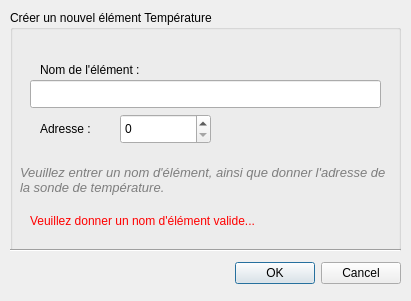
Above: data/DialogNewTemp.ui from calaos/calaos_installer before the change. Below: the same form after it.
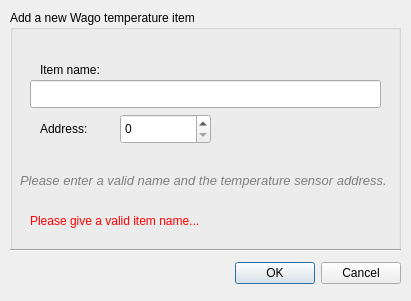
That is the form after the change. Icons and pictures are not drawn.

The edit to the form file:
```diff
--- a/data/DialogNewTemp.ui
+++ b/data/DialogNewTemp.ui
@@ -70,7 +70,7 @@
     </rect>
    </property>
    <property name="title">
-    <string>Créer un nouvel élément Température</string>
+    <string>Add a new Wago temperature item</string>
    </property>
    <widget class="QLabel" name="label">
     <property name="geometry">
@@ -82,7 +82,7 @@
      </rect>
     </property>
     <property name="text">
-     <string>Nom de l'élément :</string>
+     <string>Item name:</string>
     </property>
    </widget>
    <widget class="QLineEdit" name="edit_name">
@@ -177,8 +177,8 @@
      <string>&lt;!DOCTYPE HTML PUBLIC &quot;-//W3C//DTD HTML 4.0//EN&quot; &quot;http://www.w3.org/TR/REC-html40/strict.dtd&quot;&gt;
 &lt;html&gt;&lt;head&gt;&lt;meta name=&quot;qrichtext&quot; content=&quot;1&quot; /&gt;&lt;style type=&quot;text/css&quot;&gt;
 p, li { white-space: pre-wrap; }
-&lt;/style&gt;&lt;/head&gt;&lt;body style=&quot; font-family:'DejaVu Sans'; font-size:10pt; font-weight:400; font-style:italic;&quot;&gt;
-&lt;p style=&quot; margin-top:0px; margin-bottom:0px; margin-left:0px; margin-right:0px; -qt-block-indent:0; text-indent:0px;&quot;&gt;Veuillez entrer un nom d'élément, ainsi que donner l'adresse de la sonde de température.&lt;/p&gt;&lt;/body&gt;&lt;/html&gt;</string>
+&lt;/style&gt;&lt;/head&gt;&lt;body style=&quot; font-family:'MS Shell Dlg 2'; font-size:8pt; font-weight:400; font-style:italic;&quot;&gt;
+&lt;p style=&quot; margin-top:0px; margin-bottom:0px; margin-left:0px; margin-right:0px; -qt-block-indent:0; text-indent:0px;&quot;&gt;&lt;span style=&quot; font-family:'DejaVu Sans'; font-size:10pt;&quot;&gt;Please enter a valid name and the temperature sensor address.&lt;/span&gt;&lt;/p&gt;&lt;/body&gt;&lt;/html&gt;</string>
     </property>
     <property name="textFormat">
      <enum>Qt::AutoText</enum>
@@ -240,7 +240,7 @@
      </palette>
     </property>
     <property name="text">
-     <string>Veuillez donner un nom d'élément valide...</string>
+     <string>Please give a valid item name...</string>
     </property>
    </widget>
    <widget class="QLabel" name="label_5">
@@ -253,7 +253,7 @@
      </rect>
     </property>
     <property name="text">
-     <string>Adresse :</string>
+     <string>Address:</string>
     </property>
    </widget>
    <widget class="QSpinBox" name="spin_addr">
```
